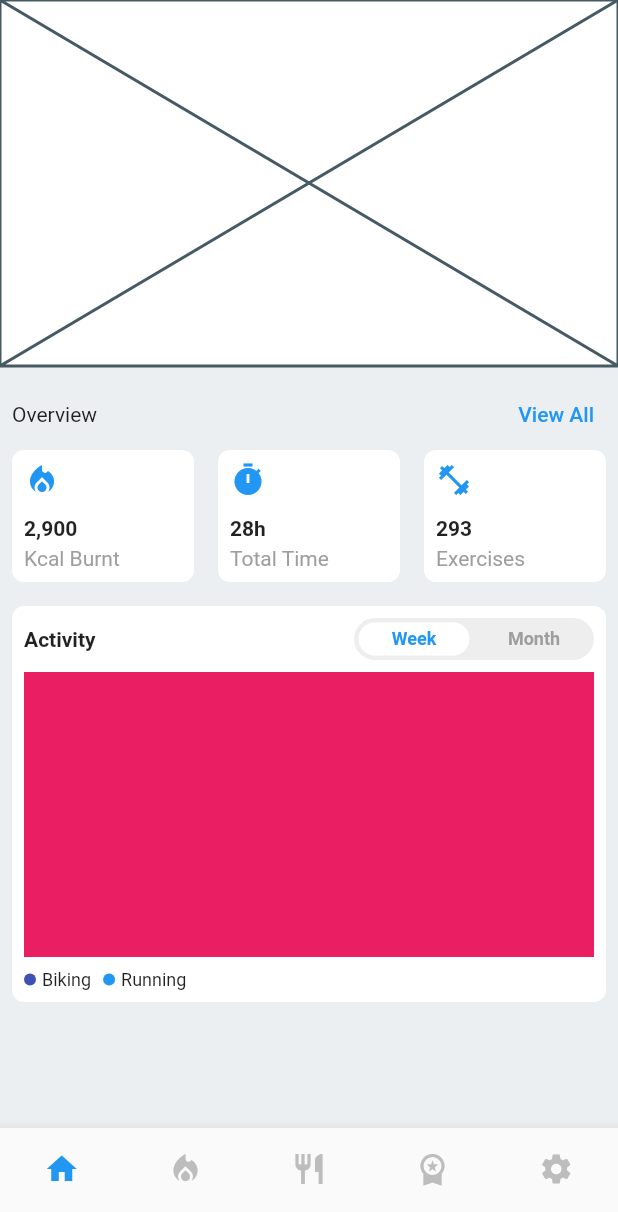
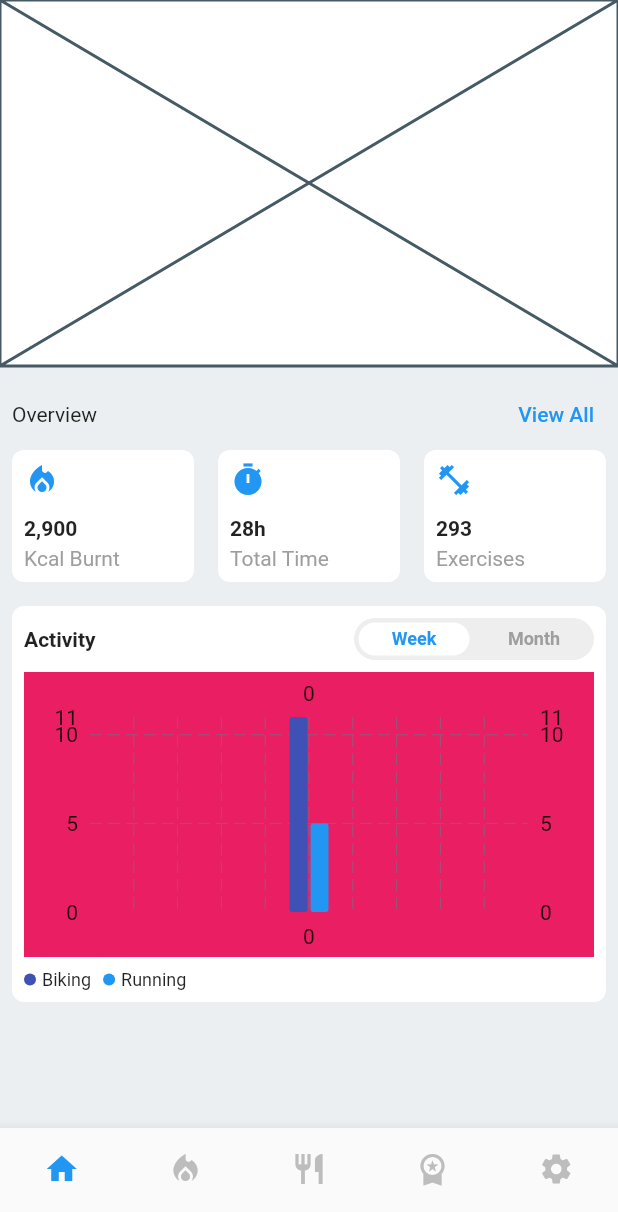
Before and after one commit to JAICHANGPARK/flutter_notebook_19th_story, a Flutter app: the FitnessMobileMainPage screen opened directly, on a phone screen of 412 x 824 dp, the part 24-1236 px from its top. Run offline on Flutter 3.47's test engine with Material 2 defaults, Android fonts, the phone set to English and light mode, and no system bars; drawn by our look-alikes of fl_chart; our stand-ins replace bubble_tab_indicator, cached_network_image, countup, flutter_riverpod, freezed_annotation, smooth_page_indicator and 1 more; network calls fail.

Commit message:
Update fitness_home_widget.dart

```diff
--- a/lib/ep1143_fitness_mobile_app/src/ui/widget/fitness_home_widget.dart
+++ b/lib/ep1143_fitness_mobile_app/src/ui/widget/fitness_home_widget.dart
@@ -1,3 +1,4 @@
+import 'package:fl_chart/fl_chart.dart';
 import 'package:flutter/material.dart';
 
 class FitnessHomeWidget extends StatefulWidget {
@@ -241,6 +242,24 @@ class _FitnessHomeWidgetState extends State<FitnessHomeWidget> {
                         decoration: BoxDecoration(
                           color: Colors.pink,
                         ),
+                        child: BarChart(
+                          BarChartData(
+                            borderData: FlBorderData(
+                              show: false,
+                            ),
+                            barGroups: [
+                              BarChartGroupData(
+                                x: 0,
+                                barRods: [
+                                  BarChartRodData(
+                                      toY: 11, color: Colors.indigo, width: 12, borderRadius: BorderRadius.circular(2)),
+                                  BarChartRodData(
+                                      toY: 5, width: 12, color: Colors.blue, borderRadius: BorderRadius.circular(2)),
+                                ],
+                              ),
+                            ],
+                          ),
+                        ),
                       ),
                     ),
                     Row(
```
